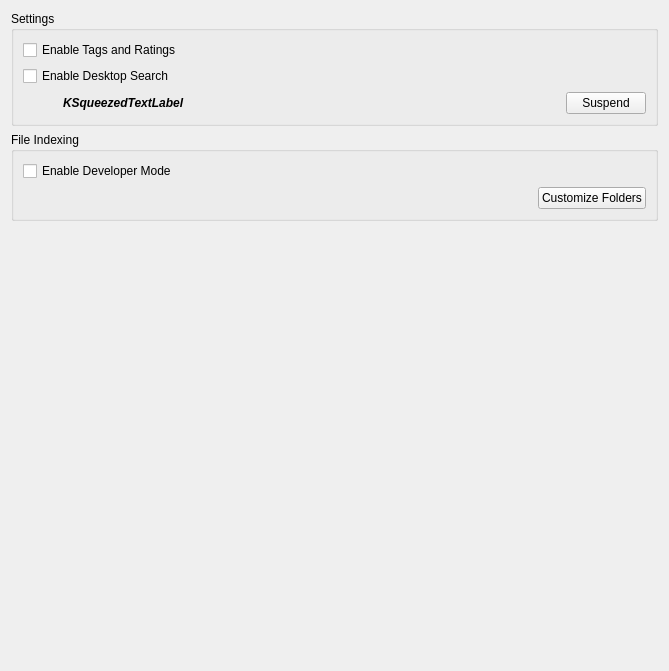
This is src/file/kcm/configwidget.ui in KDE/baloo as Qt 5 draws it before an edit. The edited form follows.
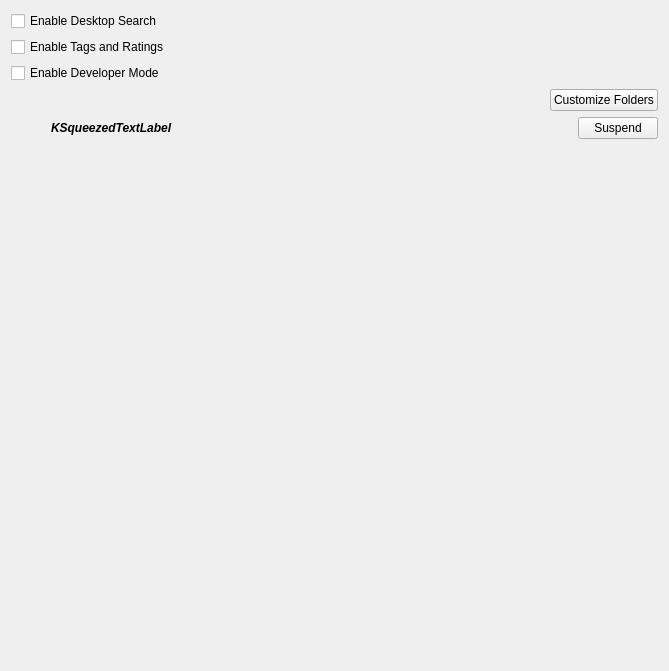
This is the edited form. Custom widgets are drawn as their Qt base class.

Commit message:
KCM: Merge all the group boxes
This looks quite ugly now :/

```diff
--- a/src/file/kcm/configwidget.ui
+++ b/src/file/kcm/configwidget.ui
@@ -13,25 +13,50 @@
   </property>
   <layout class="QVBoxLayout" name="verticalLayout_2">
    <item>
-    <widget class="QGroupBox" name="settingsGroupBox">
-     <property name="title">
-      <string>Settings</string>
-     </property>
-     <layout class="QVBoxLayout" name="verticalLayout_3">
-      <item>
-       <widget class="QCheckBox" name="m_checkEnabled">
-        <property name="text">
-         <string>Enable Tags and Ratings</string>
-        </property>
-       </widget>
-      </item>
-      <item>
        <widget class="QCheckBox" name="m_checkEnableFileIndexer">
         <property name="text">
          <string>Enable Desktop Search</string>
         </property>
        </widget>
       </item>
+   <item>
+    <widget class="QCheckBox" name="m_checkEnabled">
+     <property name="text">
+      <string>Enable Tags and Ratings</string>
+     </property>
+    </widget>
+   </item>
+   <item>
+    <widget class="QCheckBox" name="m_checkboxSourceCode">
+     <property name="text">
+      <string>Enable Developer Mode</string>
+     </property>
+    </widget>
+   </item>
+   <item>
+    <layout class="QHBoxLayout" name="horizontalLayout_7">
+     <item>
+      <spacer name="horizontalSpacer_2">
+       <property name="orientation">
+        <enum>Qt::Horizontal</enum>
+       </property>
+       <property name="sizeHint" stdset="0">
+        <size>
+         <width>40</width>
+         <height>20</height>
+        </size>
+       </property>
+      </spacer>
+     </item>
+     <item>
+      <widget class="QPushButton" name="m_buttonCustomizeIndexFolders">
+       <property name="text">
+        <string>Customize Folders</string>
+       </property>
+      </widget>
+     </item>
+    </layout>
+   </item>
       <item>
        <layout class="QHBoxLayout" name="horizontalLayout">
         <item>
@@ -81,49 +106,6 @@
          </widget>
         </item>
        </layout>
-      </item>
-     </layout>
-    </widget>
-   </item>
-   <item>
-    <widget class="QGroupBox" name="groupBox">
-     <property name="title">
-      <string>File Indexing</string>
-     </property>
-     <layout class="QVBoxLayout" name="verticalLayout_7">
-      <item>
-       <widget class="QCheckBox" name="m_checkboxSourceCode">
-        <property name="text">
-         <string>Enable Developer Mode</string>
-        </property>
-       </widget>
-      </item>
-      <item>
-       <layout class="QHBoxLayout" name="horizontalLayout_7">
-        <item>
-         <spacer name="horizontalSpacer_2">
-          <property name="orientation">
-           <enum>Qt::Horizontal</enum>
-          </property>
-          <property name="sizeHint" stdset="0">
-           <size>
-            <width>40</width>
-            <height>20</height>
-           </size>
-          </property>
-         </spacer>
-        </item>
-        <item>
-         <widget class="QPushButton" name="m_buttonCustomizeIndexFolders">
-          <property name="text">
-           <string>Customize Folders</string>
-          </property>
-         </widget>
-        </item>
-       </layout>
-      </item>
-     </layout>
-    </widget>
    </item>
    <item>
     <spacer name="bottomSpacer">
```
Lines whose indentation alone changed are shown as unchanged. The commit also changes 1 other file.
